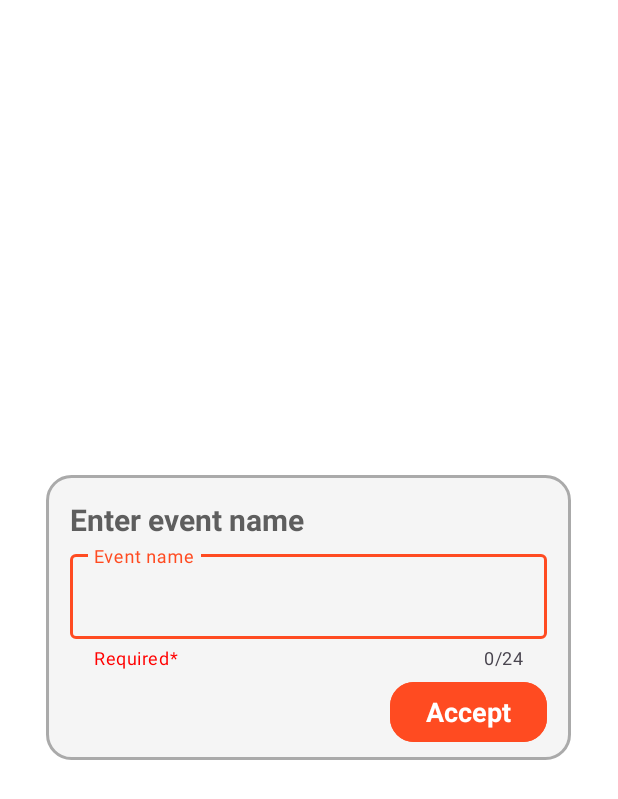
After one commit to VladosDudos1/PartyBankCalculator, an Android app: the layout change_event_name_dialog.xml on its own in the app's theme, with its tools: preview values and no code run, on a phone screen of 412 x 824 dp. The commit adds this screen. Shown: the top 799 px of the screen. Run offline under Robolectric (Android 15) with nearby library versions, the phone set to English and light mode, and no system bars.

Commit message:
new breath

```diff
--- a/app/src/main/java/vlados/dudos/party/bank/calculator/presentation/adapter/PurchaseAdapter.kt
+++ b/app/src/main/java/vlados/dudos/party/bank/calculator/presentation/adapter/PurchaseAdapter.kt
@@ -5,8 +5,10 @@ import android.view.LayoutInflater
 import android.view.ViewGroup
 import androidx.recyclerview.widget.RecyclerView
 import vlados.dudos.domain.model.Purchase
+import vlados.dudos.domain.utils.ModelsTransformUtil.listParticipantsToString
 import vlados.dudos.party.bank.calculator.databinding.EventListItemBinding
 import vlados.dudos.party.bank.calculator.databinding.PurchaseListItemBinding
+import kotlin.math.cos
 
 class PurchaseAdapter(private val context: Context, private val list: List<Purchase>) :
     RecyclerView.Adapter<PurchaseAdapter.PurchaseViewHolder>() {
@@ -22,7 +24,9 @@ class PurchaseAdapter(private val context: Context, private val list: List<Purch
 
     override fun onBindViewHolder(holder: PurchaseViewHolder, position: Int) {
         with(holder.binding){
-
+            purchaseNameText.text = list[position].name
+            listParticipantsText.text = listParticipantsToString(list[position].listDebtors)
+            costText.text = list[position].cost.toString()
         }
     }
 
--- /dev/null
+++ b/app/src/main/res/drawable/options_vector.xml
@@ -0,0 +1,5 @@
+<vector xmlns:android="http://schemas.android.com/apk/res/android" android:height="24dp" android:tint="#FFFFFF" android:viewportHeight="24" android:viewportWidth="24" android:width="24dp">
+
+    <path android:fillColor="@android:color/white" android:pathData="M12,8c1.1,0 2,-0.9 2,-2s-0.9,-2 -2,-2 -2,0.9 -2,2 0.9,2 2,2zM12,10c-1.1,0 -2,0.9 -2,2s0.9,2 2,2 2,-0.9 2,-2 -0.9,-2 -2,-2zM12,16c-1.1,0 -2,0.9 -2,2s0.9,2 2,2 2,-0.9 2,-2 -0.9,-2 -2,-2z"/>
+
+</vector>
--- /dev/null
+++ b/app/src/main/res/layout/change_event_name_dialog.xml
@@ -0,0 +1,60 @@
+<?xml version="1.0" encoding="utf-8"?>
+<androidx.constraintlayout.widget.ConstraintLayout xmlns:android="http://schemas.android.com/apk/res/android"
+    xmlns:app="http://schemas.android.com/apk/res-auto"
+    xmlns:tools="http://schemas.android.com/tools"
+    android:layout_width="350dp"
+    android:layout_height="wrap_content"
+    android:layout_gravity="center"
+    android:background="@drawable/card_form">
+
+    <TextView
+        android:id="@+id/titleTxt"
+        android:layout_width="0dp"
+        android:layout_height="wrap_content"
+        android:layout_margin="16dp"
+        android:text="@string/enter_event_name"
+        android:theme="@style/TitleText"
+        app:layout_constraintEnd_toEndOf="parent"
+        app:layout_constraintStart_toStartOf="parent"
+        app:layout_constraintTop_toTopOf="parent" />
+
+    <com.google.android.material.textfield.TextInputLayout
+        android:id="@+id/inputLayout"
+        style="@style/InputLayoutStyle"
+        android:layout_width="318dp"
+        android:layout_height="wrap_content"
+        android:layout_marginHorizontal="16dp"
+        android:layout_marginVertical="4dp"
+        android:hint="@string/event_name"
+        app:counterEnabled="true"
+        app:counterMaxLength="24"
+        app:endIconDrawable="@drawable/baseline_cancel_24"
+        app:endIconMode="clear_text"
+        app:endIconTint="@color/mainColor"
+        app:helperText="@string/required_field"
+        app:helperTextTextColor="@color/red"
+        app:layout_constraintBottom_toTopOf="@+id/positiveButton"
+        app:layout_constraintEnd_toEndOf="parent"
+        app:layout_constraintStart_toStartOf="parent"
+        app:layout_constraintTop_toBottomOf="@id/titleTxt">
+
+        <com.google.android.material.textfield.TextInputEditText
+            android:id="@+id/nameEditText"
+            android:layout_width="match_parent"
+            android:layout_height="wrap_content"
+            android:inputType="textPersonName"
+            android:maxLength="24"
+            android:maxLines="1" />
+    </com.google.android.material.textfield.TextInputLayout>
+
+    <com.google.android.material.button.MaterialButton
+        android:id="@+id/positiveButton"
+        style="@style/ButtonStyle"
+        android:layout_width="wrap_content"
+        android:layout_height="wrap_content"
+        android:layout_marginHorizontal="16dp"
+        android:layout_marginVertical="8dp"
+        android:text="@string/accept"
+        app:layout_constraintBottom_toBottomOf="parent"
+        app:layout_constraintEnd_toEndOf="parent" />
+</androidx.constraintlayout.widget.ConstraintLayout>
--- /dev/null
+++ b/app/src/main/res/menu/options_menu.xml
@@ -0,0 +1,5 @@
+<?xml version="1.0" encoding="utf-8"?>
+<menu xmlns:android="http://schemas.android.com/apk/res/android">
+    <item android:id="@+id/changeName"
+        android:title="@string/change_event_name"/>
+</menu>
--- a/app/src/main/res/values/strings.xml
+++ b/app/src/main/res/values/strings.xml
@@ -26,4 +26,10 @@
     <string name="and_other">and other</string>
     <string name="add_purchase">Add purchase</string>
     <string name="purchases">Purchases:</string>
+    <string name="options">OPTIONS</string>
+    <string name="debtors">Debtors:</string>
+    <string name="purchase_name">Purchase name:</string>
+    <string name="participant_list">List participants</string>
+    <string name="change_event_name">Change event name</string>
+    <string name="accept">Accept</string>
 </resources>
```
Also changed, not shown: app/src/main/java/vlados/dudos/party/bank/calculator/presentation/fragment/EventFragment.kt (+44 -3 lines), app/src/main/res/layout/fragment_event.xml (+11 -7 lines), app/src/main/res/layout/list_participant_dialog.xml (added, +35 -0 lines), app/src/main/res/layout/purchase_list_item.xml (+83 -1 lines), domain/src/main/java/vlados/dudos/domain/system/SharedManager.kt (+16 -2 lines), 1 other file.
